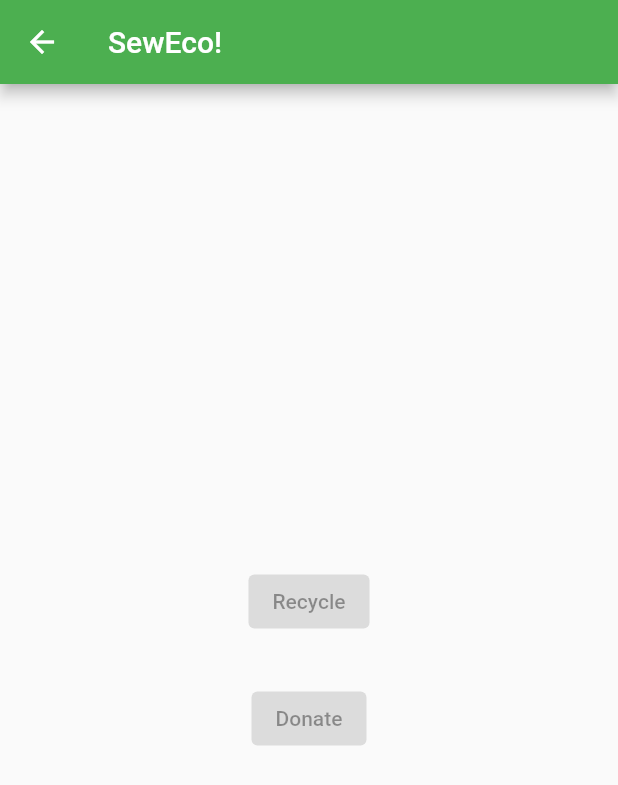
After one commit to bfm404/callforcode-seweco, a Flutter app: the RecycleScreen screen opened by its route, on a phone screen of 412 x 824 dp. The commit adds this screen. Shown: the top 785 px of the screen. Run offline on Flutter 3.47's test engine with Material 2 defaults, Android fonts, the light colour scheme and no system bars.

Commit message:
main pages skeletons ready

```diff
--- /dev/null
+++ b/seweco/lib/recycle/recycle.dart
@@ -0,0 +1,28 @@
+import 'package:flutter/material.dart';
+
+class RecycleScreen extends StatelessWidget {
+  @override
+  Widget build(BuildContext context) {
+    return Scaffold(
+      appBar: AppBar(
+        title: Text('SewEco!'),
+      ),
+      body: Center(
+        child: Column(
+          mainAxisAlignment: MainAxisAlignment.center,
+          children: <Widget>[
+          ElevatedButton(
+            child: Text('Recycle'),
+            onPressed: null
+          ),
+          const SizedBox(height: 30),
+          ElevatedButton(
+            child: Text('Donate'),
+            onPressed: null
+          ),
+          ]
+        )
+      ),
+    );
+  }
+}
```
Also changed, not shown: seweco/lib/Repair/repair.dart (added, +28 -0 lines), seweco/lib/main.dart (+15 -30 lines), seweco/lib/resell/resell.dart (added, +24 -0 lines).
